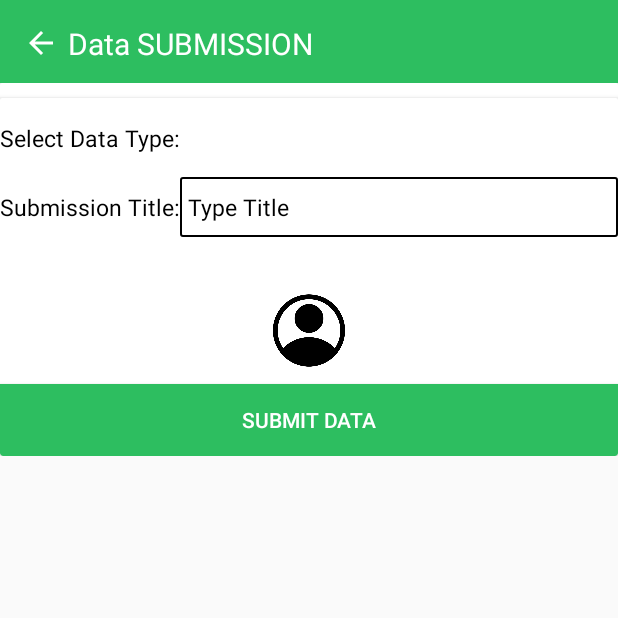
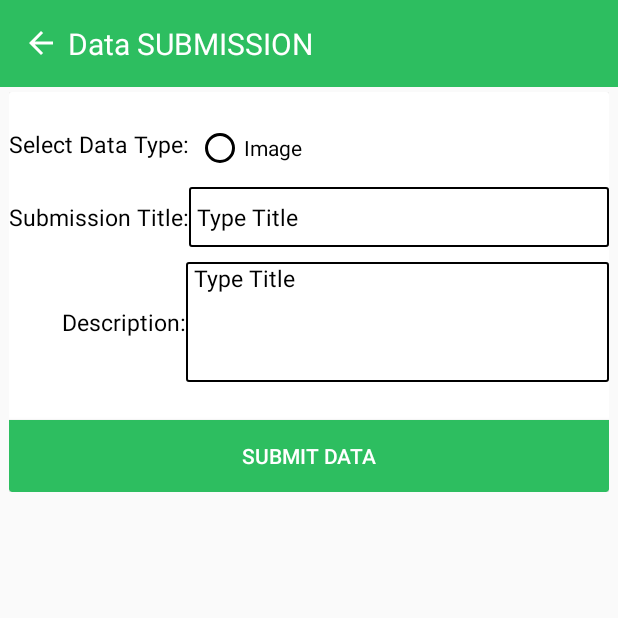
Before and after one commit to sal6396/Tremoo, an Android app: the fragment Submit_Data_Fragment placed in its activity, on a phone screen of 412 x 824 dp, the top half of it. Run offline under Robolectric (Android 15) with nearby library versions, the phone set to English and light mode, and no system bars.

Commit message:
get project list and get project details and navigate type one activity to other activity and display and create functionality for uploading image one server capturing image by camera

```diff
--- a/app/src/main/java/com/ai/tremoo/ApiService.java
+++ b/app/src/main/java/com/ai/tremoo/ApiService.java
@@ -3,13 +3,18 @@ package com.ai.tremoo;
 import com.ai.tremoo.Models.Login_Response;
 import com.ai.tremoo.Models.ProjectsResponse;
 import com.ai.tremoo.Models.Register_Response;
+import com.ai.tremoo.Models.SubmissionData;
 
+import okhttp3.MultipartBody;
+import okhttp3.RequestBody;
 import retrofit2.Call;
 import retrofit2.http.Field;
 import retrofit2.http.FormUrlEncoded;
 import retrofit2.http.GET;
 import retrofit2.http.Header;
+import retrofit2.http.Multipart;
 import retrofit2.http.POST;
+import retrofit2.http.Part;
 
 public interface ApiService {
 
@@ -38,4 +43,13 @@ public interface ApiService {
 
     @GET("projects")
     Call<ProjectsResponse> getProjects(@Header("Authorization") String authorizationHeader);
+
+    @Multipart
+    @POST("submissions")
+    Call<SubmissionData> uploadMedia(
+            @Part MultipartBody.Part media,
+            @Part("mediaType") RequestBody mediaType,
+            @Part("title") RequestBody title,
+            @Part("description") RequestBody description
+    );
 }
--- a/app/src/main/java/com/ai/tremoo/Fragment/Project_Desk_Fragment.java
+++ b/app/src/main/java/com/ai/tremoo/Fragment/Project_Desk_Fragment.java
@@ -83,6 +83,7 @@ public class Project_Desk_Fragment extends Fragment {
                 bundle.putString("details", selectedProject.getDetails());
                 bundle.putString("name", selectedProject.getCategory().getName());
                 bundle.putString("expiry_date", selectedProject.getExpiryDate());
+                bundle.putString("type", selectedProject.getType());
 
 
                 Project_Details_Fragment projectDetailsFragment = new Project_Details_Fragment();
--- a/app/src/main/java/com/ai/tremoo/LoginActivity.java
+++ b/app/src/main/java/com/ai/tremoo/LoginActivity.java
@@ -97,7 +97,7 @@ public class LoginActivity extends AppCompatActivity implements View.OnClickList
             return;
         }
 
-        progressDialog.setMessage("Registering User...");
+        progressDialog.setMessage("Login...");
         progressDialog.show();
 
 
--- a/app/src/main/java/com/ai/tremoo/RetrofitClient.java
+++ b/app/src/main/java/com/ai/tremoo/RetrofitClient.java
@@ -9,7 +9,7 @@ public class RetrofitClient {
 
     private static final String BASE_URL = "https://tremoo.com/api/";
     private static Retrofit retrofit;
-    private static RetrofitClient retrofitClient;
+    public static RetrofitClient retrofitClient;
 
     private RetrofitClient() {
         // Create an OkHttpClient with logging interceptor
--- a/app/src/main/res/layout/fragment_project__details_.xml
+++ b/app/src/main/res/layout/fragment_project__details_.xml
@@ -10,6 +10,7 @@
         android:layout_width="match_parent"
         android:layout_height="match_parent"
         android:layout_marginTop="55dp"
+        android:padding="3dp"
         android:background="@color/white">
 
         <LinearLayout
--- a/app/src/main/res/layout/fragment_submit__data_.xml
+++ b/app/src/main/res/layout/fragment_submit__data_.xml
@@ -9,6 +9,7 @@
     <ScrollView
         android:layout_width="match_parent"
         android:layout_height="match_parent"
+        android:padding="6dp"
         android:layout_marginTop="55dp">
 
         <LinearLayout
@@ -34,7 +35,6 @@
                     <androidx.cardview.widget.CardView
                         android:layout_width="match_parent"
                         android:layout_height="wrap_content"
-                        android:layout_marginTop="10dp"
                         android:background="@color/white"
                         android:elevation="8dp">
 
@@ -49,7 +49,7 @@
                                 android:layout_width="match_parent"
                                 android:layout_height="wrap_content"
                                 android:layout_marginTop="16dp"
-                                android:orientation="vertical"
+                                android:orientation="horizontal"
                                 android:visibility="visible">
 
                                 <TextView
@@ -57,6 +57,7 @@
                                     android:layout_width="wrap_content"
                                     android:layout_height="match_parent"
                                     android:text="Select Data Type: "
+                                    android:gravity="center"
                                     android:textColor="@color/black"
                                     android:textSize="15sp" />
 
@@ -143,6 +144,36 @@
                             </LinearLayout>
 
                             <LinearLayout
+                                android:id="@+id/discriptionContainer"
+                                android:layout_width="match_parent"
+                                android:layout_height="wrap_content"
+                                android:orientation="horizontal"
+                                android:layout_marginTop="10dp">
+
+                                <TextView
+                                    android:layout_width="wrap_content"
+                                    android:layout_height="match_parent"
+                                    android:gravity="center"
+                                    android:text="Description:"
+                                    android:textColor="@color/black"
+                                    android:layout_marginStart="35dp"
+                                    android:textSize="15sp" />
+
+                                <EditText
+                                    android:id="@+id/submissionDescription"
+                                    android:layout_width="match_parent"
+                                    android:layout_height="80dp"
+                                    android:hint="Type Title"
+                                    android:gravity="top"
+                                    android:textColorHint="@color/black"
+                                    android:paddingStart="5dp"
+                                    android:background="@drawable/rectangle_input"
+                                    android:textColor="@color/black"
+                                    android:textSize="15sp" />
+
+                            </LinearLayout>
+
+                            <LinearLayout
                                 android:layout_width="match_parent"
                                 android:layout_height="wrap_content"
                                 android:layout_marginTop="5dp"
@@ -198,23 +229,6 @@
 
                             </LinearLayout>
 
-                            <LinearLayout
-                                android:layout_width="match_parent"
-                                android:layout_height="67dp"
-                                android:orientation="vertical"
-                                android:layout_marginTop="5dp">
-
-                                <ImageView
-                                    android:id="@+id/imageView"
-                                    android:layout_width="match_parent"
-                                    android:layout_height="wrap_content"
-                                    android:layout_gravity="center"
-                                    android:layout_marginTop="16dp"
-                                    android:src="@drawable/account"
-                                    />
-
-                            </LinearLayout>
-
                             <Button
                                 android:id="@+id/dataSubmission"
                                 android:layout_width="match_parent"
```
Also changed, not shown: app/src/main/java/com/ai/tremoo/Fragment/Project_Details_Fragment.java (+45 -6 lines), app/src/main/java/com/ai/tremoo/Fragment/Submit_Data_Fragment.java (+214 -193 lines), app/src/main/java/com/ai/tremoo/Models/ProjectsResponse.java (+9 -0 lines), app/src/main/java/com/ai/tremoo/Models/SubmissionData.java (added, +29 -0 lines).
